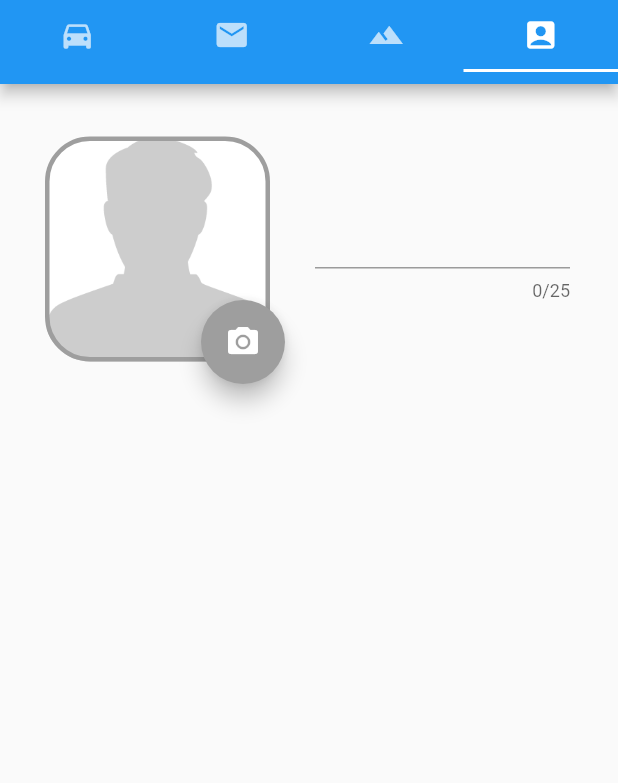
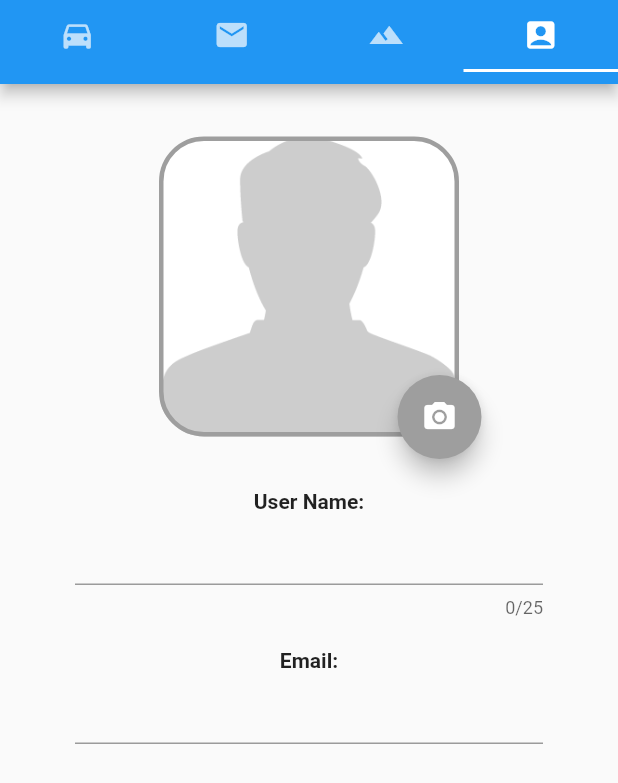
Before and after one commit to duzer2018/flutter_client, a Flutter app: the screen it shows after launch, tab 4 chosen, on a phone screen of 412 x 824 dp. Shown: the top 783 px of the screen. Run offline on Flutter 3.47's test engine with Material 2 defaults, Android fonts, the phone set to English and light mode, and no system bars; our stand-ins replace image_picker, rxdart, shared_preferences; missing offline and left inert: jsonrpc2.

Commit message:
"Added User name and Email Text field with Form"

```diff
--- a/lib/core/blocs/bloc_auth.dart
+++ b/lib/core/blocs/bloc_auth.dart
@@ -0,0 +1,24 @@
+import 'package:cdcalctest/core/blocs/bloc_provider.dart';
+import 'package:cdcalctest/core/models/user.dart';
+import 'package:cdcalctest/core/resources/repository.dart';
+
+class AuthBloc extends BlocBase {
+  User user = User();
+  final _repository = Repository();
+
+  register() async {
+    user = await _repository.registerUser();
+    print("user id bloc =" + user.userId);
+  }
+
+  login() async {
+    await _repository.loginUser();
+  }
+
+
+  @override
+  void dispose() {
+    // TODO: implement dispose
+  }
+
+}
--- a/lib/core/blocs/bloc_profile.dart
+++ b/lib/core/blocs/bloc_profile.dart
@@ -1,10 +1,17 @@
+import 'dart:async';
 import 'dart:io';
 import 'dart:ui';
 
+import 'package:cdcalctest/core/blocs/bloc_provider.dart';
 import 'package:cdcalctest/core/resources/repository.dart';
 import 'package:image_picker/image_picker.dart';
 import 'package:rxdart/rxdart.dart';
-class ProfileBloc{
+
+class ProfileBloc extends BlocBase {
+  ProfileBloc() {
+    getUserName();
+    getEmail();
+  }
 
   File _image;
 
@@ -32,30 +39,28 @@ Observable get outEmail => emailStream.stream;
 
   getUserAvatar() async {
     var userAvatar = await _repository.getUserAvatar();
-    if(userAvatar != null)
-
-    userAvatar.add(_image);
+    if (userAvatar != null) userAvatar.add(_image);
   }
 
-  setUserName(String userName){
+  setUserName(String userName) {
     _repository.setUserName(userName);
   }
 
-  getUserName() async{
+  getUserName() async {
     String userName = await _repository.getUserName();
     userNameStream.add(userName);
   }
 
-  setEmail(String email){
+  setEmail(String email) {
     _repository.setEmail(email);
   }
 
-  getEmail() async{
+  getEmail() async {
     String email = await _repository.getEmail();
     emailStream.add(email);
   }
 
-  dispose(){
+  dispose() {
     userAvatarStream.close();
     userNameStream.close();
     emailStream.close();
--- a/lib/core/models/user.dart
+++ b/lib/core/models/user.dart
@@ -0,0 +1,49 @@
+class User {
+  String userId;
+  Params params;
+  String avatarUrl;
+
+  User({this.userId, this.params, this.avatarUrl});
+
+  factory User.fromResult(Map<String, dynamic> json) {
+    return User(
+      userId: json['userId'].toString(),
+      params: Params.fetchResult(json['params']),
+      avatarUrl: json['avatarUrl'] as String,
+    );
+  }
+}
+class Params {
+  String email;
+
+  Params({this.email});
+
+  factory Params.fetchResult(Map<String, dynamic> json){
+    return Params(email: json['email'] as String);
+  }
+}
+
+//body: {"jsonrpc":"2.0","id":2,"result":{"userId":5447,"firstName":"","lastName":"","Role":0,
+//"params":{"promotedBy":0,"attributes":null,"email":"kirill123345566@zhuharev.ru","bio":"","bdate":"0001-01-01T00:00:00Z","hometown":""},
+//"username":"","Status":0,"avatarUrl":"https://sun1-28.userapi.com/c846416/v846416629/1197f7/gks30F_xp7A.jpg?ava=1",
+//"token":"eyJhbGciOiJIUzI1NiIsInR5cCI6IkpXVCJ9.eyJpZCI6NTQ0NywiZXhwIjoxNTc1Mjc5Nzk3LCJpc3MiOiJ1Z25lc3QuY29tIn0.sWPxWtsoTtH78LxfHtKa3JXltb0oSYtCRSjpedsfCsI"}}
+
+
+//{
+//"jsonrpc": "2.0",
+//"id": "1",
+//"result": {
+//"userId": 371
+//}
+//}
+
+//Пример ответа с ошибкой:
+//
+//{
+//"jsonrpc": "2.0",
+//"id": "1",
+//"error": {
+//"code": 507,
+//"message": "login already taken"
+//}
+//}
--- a/lib/core/resources/repository.dart
+++ b/lib/core/resources/repository.dart
@@ -1,9 +1,15 @@
 
 import 'package:cdcalctest/core/resources/shared_preferences.dart';
+
+import 'package:cdcalctest/core/resources/network_manager.dart';
 
 class Repository {
 
   final sharedPrefs = SharedPrefs();
+  final network = Network();
+
+  registerUser() => network.registerUser();
+  loginUser() => network.loginUser();
 
   setUserAvatar(_image) => sharedPrefs.setUserAvatar(_image);
   getUserAvatar() => sharedPrefs.getUserAvatar();
--- a/lib/core/ui/prifile_tab.dart
+++ b/lib/core/ui/prifile_tab.dart
@@ -1,6 +1,5 @@
 import 'package:cdcalctest/core/blocs/bloc_profile.dart';
 import 'package:cdcalctest/core/ui/widgets/bottom_sheet.dart';
-import 'package:cdcalctest/core/ui/widgets/text_form.dart';
 import 'package:flutter/material.dart';
 
 class PrifileTab extends StatefulWidget {
@@ -12,45 +11,50 @@ class PrifileTab extends StatefulWidget {
 
 class PrifileTabState extends State<PrifileTab> {
   final profileBloc = ProfileBloc();
-  String name = "Tony Stark";
-  String email = '';
+  String name;
+  String email;
   static final RegExp nameRegExp = RegExp('[a-zA-Z-а-яА-Я-]');
-  static final RegExp nameRegExp2 = RegExp("[a-zA-Z0-9+.\_\%-+]{1,256}@[a-zA-Z0-9][a-zA-Z0-9-]{0,64}(.[a-zA-Z0-9][a-zA-Z0-9-]{0,25})+");
-  GlobalKey<FormState> _key = new GlobalKey();
-  GlobalKey<FormState> _key2 = new GlobalKey();
+  static final RegExp nameRegExp2 = RegExp(
+      "[a-zA-Z0-9+.\_\%-+]{1,256}@[a-zA-Z0-9][a-zA-Z0-9-]{0,64}(.[a-zA-Z0-9][a-zA-Z0-9-]{0,25})+");
+  GlobalKey<FormState> _nameKey = new GlobalKey();
+  GlobalKey<FormState> _emailKey = new GlobalKey();
   bool _validate = false;
-  FocusNode _focusNode;
+  bool _validate2 = false;
+  FocusNode _nameFocus;
+  FocusNode _emailFocus;
 
   @override
   void initState() {
     // profileBloc.getUserAvatar();
-    profileBloc.getEmail();
-    profileBloc.getUserName();
-    _focusNode = FocusNode();
-    _focusNode.addListener(() {
-      if (!_focusNode.hasFocus) saveName();
+    _nameFocus = FocusNode();
+    _emailFocus = FocusNode();
+    _nameFocus.addListener(() {
+      if (!_nameFocus.hasFocus) saveName();
+    });
+    _emailFocus.addListener(() {
+      if (!_emailFocus.hasFocus) saveEmail();
     });
     super.initState();
   }
 
   @override
   Widget build(BuildContext context) {
-    return Stack(children: <Widget>[
-      Container(
+    return Container(
         child: Column(children: <Widget>[
       Row(
+        mainAxisAlignment: MainAxisAlignment.center,
         children: <Widget>[
           StreamBuilder(
               stream: profileBloc.outUserAvatar,
               builder: (context, snapshot) {
                 return Container(
-                      width: 210,
-                      height: 220,
+                    width: 270,
+                    height: 270,
                     child: Stack(children: <Widget>[
                       Center(
                           child: Container(
-                          width: 150,
-                          height: 150,
+                        width: 200,
+                        height: 200,
                         decoration: BoxDecoration(
                           image: DecorationImage(
                               fit: BoxFit.cover,
@@ -71,19 +75,26 @@ class PrifileTabState extends State<PrifileTab> {
                           )),
                     ]));
               }),
-            Container(
-                width: 170,
-                child: Form(
-                    key: _key, autovalidate: _validate, child: UserTextForm(stream: profileBloc.outUserName,
-                    focusNode: _focusNode, nameRegExp: nameRegExp, onSaved: (String val) {
-            name = val;
-          },))),
         ],
       ),
-      ]))
-    ]);
+      Container(
+          width: MediaQuery.of(context).size.width - 100,
+          child: Column(children: <Widget>[
+            Text("User Name:", style: TextStyle(fontWeight: FontWeight.w600)),
+            Form(
+              key: _nameKey,
+              autovalidate: _validate,
+              child: formInput(),
+            ),
+            SizedBox(height: 20),
+            Text("Email:", style: TextStyle(fontWeight: FontWeight.w600)),
+            Form(
+                key: _emailKey,
+                autovalidate: _validate2,
+                child: emailFormInput()),
+          ])),
+    ]));
   }
-
 
   Widget formInput() {
     return StreamBuilder(
@@ -91,7 +102,7 @@ class PrifileTabState extends State<PrifileTab> {
       builder: (context, snapshot) {
         return TextFormField(
           maxLength: 25,
-          focusNode: _focusNode,
+          focusNode: _nameFocus,
           decoration: InputDecoration(
               hasFloatingPlaceholder: false,
               alignLabelWithHint: true,
@@ -107,13 +118,45 @@ class PrifileTabState extends State<PrifileTab> {
     );
   }
 
+  Widget emailFormInput() {
+    return StreamBuilder(
+      stream: profileBloc.outEmail,
+      builder: (context, snapshot) {
+        return TextFormField(
+          focusNode: _emailFocus,
+          decoration: InputDecoration(
+              hasFloatingPlaceholder: false,
+              alignLabelWithHint: true,
+              hintText: snapshot.data),
+          validator: (value) => value.isEmpty
+              ? 'Your email address is empty'
+              : (nameRegExp2.hasMatch(value) ? null : 'Enter a Valid E-mail'),
+          onSaved: (String val) {
+            email = val;
+          },
+        );
+      },
+    );
+  }
+
   saveName() {
-    if (_key.currentState.validate()) {
-      _key.currentState.save();
+    if (_nameKey.currentState.validate()) {
+      _nameKey.currentState.save();
       profileBloc.setUserName(name);
     } else {
       setState(() {
         _validate = true;
+      });
+    }
+  }
+
+  saveEmail() {
+    if (_emailKey.currentState.validate()) {
+      _emailKey.currentState.save();
+      profileBloc.setEmail(email);
+    } else {
+      setState(() {
+        _validate2 = true;
       });
     }
   }
@@ -132,17 +175,26 @@ class PrifileTabState extends State<PrifileTab> {
                 BotSheet(
                   icon: Icons.photo_camera,
                   label: "Take photo",
-                  onTap: () => profileBloc.getImageFromCamera(),
+                  onTap: () {
+                    profileBloc.getImageFromCamera();
+                    Navigator.of(context).pop(true);
+                  },
                 ),
                 BotSheet(
                   icon: Icons.photo,
                   label: "Upload from gallery",
-                  onTap: () => profileBloc.getImageFromGallery(),
+                  onTap: () {
+                    profileBloc.getImageFromGallery();
+                    Navigator.of(context).pop(true);
+                  },
                 ),
                 BotSheet(
                   icon: Icons.delete,
                   label: "Remove photo",
-                  onTap: () => profileBloc.userAvatarStream.add(null),
+                  onTap: () {
+                    profileBloc.userAvatarStream.add(null);
+                    Navigator.of(context).pop(true);
+                  },
                 )
               ],
             ),
--- a/lib/core/ui/tab_view.dart
+++ b/lib/core/ui/tab_view.dart
@@ -61,7 +61,9 @@ class TabViewState extends State<TabView> with TickerProviderStateMixin {
             child: Text("Tab 3"),
           ),
         ),
-        Container(child: PrifileTab(),),
+        Container(
+          child: PrifileTab(),
+        ),
       ],
     );
   }
--- a/lib/core/ui/widgets/text_form.dart
+++ /dev/null
@@ -1,39 +0,0 @@
-import 'package:flutter/material.dart';
-
-class UserTextForm extends StatefulWidget{
-  UserTextForm({@required this.stream, this.focusNode, this.nameRegExp, this.onSaved});
-
-  final stream;
-  final focusNode;
-  final nameRegExp;
-  final onSaved;
-
-  @override
-  State<StatefulWidget> createState() {
-    return UserTextFormState();
-  }
-}
-
-class UserTextFormState extends State<UserTextForm>{
-
-  @override
-  Widget build(BuildContext context) {
-    return StreamBuilder(
-      stream: widget.stream,
-      builder: (context, snapshot) {
-        return TextFormField(
-          maxLength: 25,
-          focusNode: widget.focusNode,
-          decoration: InputDecoration(
-              hasFloatingPlaceholder: false,
-              alignLabelWithHint: true,
-              hintText: snapshot.data),
-          validator: (value) => value.length < 3
-              ? 'Name less than 3 characters'
-              : (widget.nameRegExp.hasMatch(value) ? null : 'Enter a Valid Name'),
-          onSaved: widget.onSaved
-        );
-      },
-    );
-  }
-}
--- a/lib/main.dart
+++ b/lib/main.dart
@@ -1,3 +1,6 @@
+import 'package:cdcalctest/core/blocs/bloc_auth.dart';
+import 'package:cdcalctest/core/blocs/bloc_profile.dart';
+import 'package:cdcalctest/core/blocs/bloc_provider.dart';
 import 'package:cdcalctest/core/ui/auth/auth_view.dart';
 import 'package:cdcalctest/core/ui/tab_view.dart';
 import 'package:flutter/material.dart';
@@ -9,14 +12,18 @@ class MyApp extends StatelessWidget {
   Widget build(BuildContext context) {
     return MaterialApp(
       debugShowCheckedModeBanner: true,
-      // home:
-      // Scaffold(
-      //   body: LoginPage(),
-      // ),
-     theme: ThemeData(
-       primarySwatch: Colors.blue,
-     ),
-     home: TabView(),
+      home: BlocProvider<AuthBloc>(
+          bloc: AuthBloc(),
+          child: BlocProvider(
+            bloc: ProfileBloc(),
+            child: Scaffold(
+              body: TabView(),
+            ),
+          )),
+//      theme: ThemeData(
+//        primarySwatch: Colors.blue,
+//      ),
+//      home: TabView(),
     );
   }
 }
--- a/pubspec.yaml
+++ b/pubspec.yaml
@@ -31,6 +31,7 @@ dependencies:
   provider: ^3.1.0  # The following adds the Cupertino Icons font to your application.
   # Use with the CupertinoIcons class for iOS style icons.
   cupertino_icons: ^0.1.2
+  jsonrpc2: ^2.0.3+1
 
 dev_dependencies:
   flutter_test:
```
Also changed, not shown: lib/core/resources/network_manager.dart (+37 -17 lines), lib/core/ui/auth/auth_view.dart (+11 -2 lines), lib/core/ui/widgets/bottom_sheet.dart (line endings or trailing spaces), pubspec.lock. Lines whose indentation alone changed are shown as unchanged.
